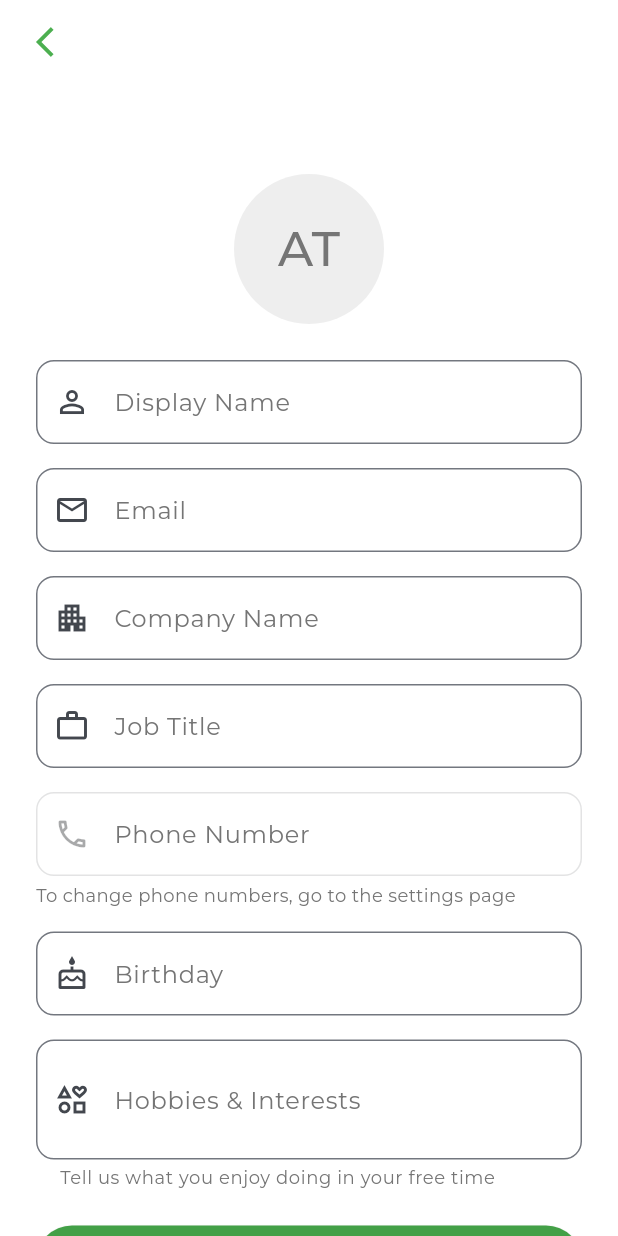
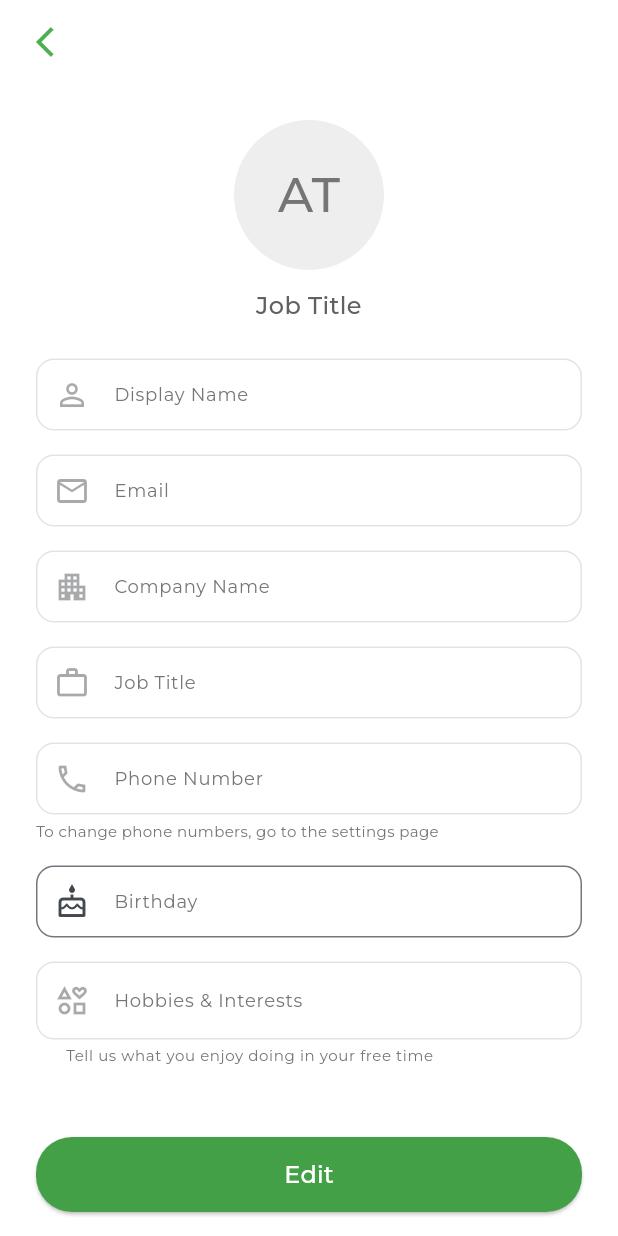
Before and after one commit to adrieltanyahoo/my_flutter_app, a Flutter app: the ProfileSettingsPage screen opened by its route, on a phone screen of 412 x 824 dp. Run offline on Flutter 3.47's test engine with Material 3 defaults, Android fonts, the phone set to English and light mode, and no system bars; our stand-ins replace cloud_firestore, firebase_auth, firebase_core, firebase_storage, google_fonts, image_picker and 4 more; accounts and stored records are empty.

Commit message:
Adjust TextFormField padding to reduce vertical padding for smaller font size

```diff
--- a/lib/pages/settings/profile_settings_page.dart
+++ b/lib/pages/settings/profile_settings_page.dart
@@ -25,13 +25,16 @@ class _ProfileSettingsPageState extends State<ProfileSettingsPage> {
   DateTime? _birthday;
   String? _birthdayString;
   String? _avatarPath;
+  String? _profileAvatarUrl;
   bool _isLoading = false;
   bool _isFetching = false;
+  bool _isEditing = false;
 
   @override
   void initState() {
     super.initState();
     _loadProfile();
+    _isEditing = false;
   }
 
   Future<void> _loadProfile() async {
@@ -47,6 +50,7 @@ class _ProfileSettingsPageState extends State<ProfileSettingsPage> {
           _phoneController.text = profile.phone;
           _hobbiesController.text = profile.hobbies ?? '';
           _avatarPath = null;
+          _profileAvatarUrl = profile.avatarUrl;
           if (profile.birthday != null) {
             _birthdayString = profile.birthday;
             _birthday = DateTime.tryParse(profile.birthday!);
@@ -57,7 +61,7 @@ class _ProfileSettingsPageState extends State<ProfileSettingsPage> {
       if (mounted) {
         ScaffoldMessenger.of(context).showSnackBar(
           SnackBar(
-            content: Text('Failed to load profile. Please check your connection.', style: GoogleFonts.montserrat()),
+            content: Text('Failed to load profile. Please check your connection.', style: GoogleFonts.montserrat(fontSize: 12)),
             backgroundColor: Colors.red,
           ),
         );
@@ -78,6 +82,15 @@ class _ProfileSettingsPageState extends State<ProfileSettingsPage> {
     }
   }
 
+  ImageProvider<Object>? _getAvatarImage() {
+    if (_avatarPath != null) {
+      return FileImage(File(_avatarPath!));
+    } else if (_profileAvatarUrl != null && _profileAvatarUrl!.isNotEmpty) {
+      return NetworkImage(_profileAvatarUrl!);
+    }
+    return null;
+  }
+
   Future<void> _saveProfile() async {
     if (!_formKey.currentState!.validate() || _isLoading) return;
     setState(() => _isLoading = true);
@@ -92,7 +105,7 @@ class _ProfileSettingsPageState extends State<ProfileSettingsPage> {
           if (mounted) {
             ScaffoldMessenger.of(context).showSnackBar(
               SnackBar(
-                content: Text('Failed to upload avatar. Please try again.', style: GoogleFonts.montserrat()),
+                content: Text('Failed to upload avatar. Please try again.', style: GoogleFonts.montserrat(fontSize: 12)),
                 backgroundColor: Colors.red,
               ),
             );
@@ -119,16 +132,20 @@ class _ProfileSettingsPageState extends State<ProfileSettingsPage> {
       if (mounted) {
         ScaffoldMessenger.of(context).showSnackBar(
           SnackBar(
-            content: Text('Profile updated!', style: GoogleFonts.montserrat()),
+            content: Text('Profile updated!', style: GoogleFonts.montserrat(fontSize: 12)),
             backgroundColor: Colors.green[600],
           ),
         );
+        setState(() {
+          _isEditing = false;
+        });
+        await _loadProfile();
       }
     } catch (e, st) {
       if (mounted) {
         ScaffoldMessenger.of(context).showSnackBar(
           SnackBar(
-            content: Text('Failed to update profile. Please try again.', style: GoogleFonts.montserrat()),
+            content: Text('Failed to update profile. Please try again.', style: GoogleFonts.montserrat(fontSize: 12)),
             backgroundColor: Colors.red,
           ),
         );
@@ -164,17 +181,15 @@ class _ProfileSettingsPageState extends State<ProfileSettingsPage> {
                   child: Column(
                     crossAxisAlignment: CrossAxisAlignment.stretch,
                     children: [
-                      const SizedBox(height: 60),
+                      const SizedBox(height: 24),
                       Center(
                         child: GestureDetector(
-                          onTap: _pickAvatar,
+                          onTap: _isEditing ? _pickAvatar : null,
                           child: CircleAvatar(
                             radius: 50,
                             backgroundColor: Colors.grey[200],
-                            backgroundImage: _avatarPath != null
-                              ? FileImage(File(_avatarPath!))
-                              : null,
-                            child: _avatarPath == null
+                            backgroundImage: _getAvatarImage(),
+                            child: (_avatarPath == null && (_profileAvatarUrl == null || _profileAvatarUrl!.isEmpty))
                                 ? Text(
                                     _nameController.text.isNotEmpty
                                         ? _nameController.text.trim().split(' ').map((e) => e[0]).take(2).join().toUpperCase()
@@ -185,16 +200,31 @@ class _ProfileSettingsPageState extends State<ProfileSettingsPage> {
                           ),
                         ),
                       ),
+                      const SizedBox(height: 12),
+                      Center(
+                        child: Text(
+                          (_jobTitleController.text.isNotEmpty ? _jobTitleController.text : 'Job Title') +
+                            (_companyController.text.isNotEmpty ? ' at ${_companyController.text}' : ''),
+                          style: GoogleFonts.montserrat(fontSize: 16, color: Colors.grey[700], fontWeight: FontWeight.w500),
+                          textAlign: TextAlign.center,
+                        ),
+                      ),
                       const SizedBox(height: 24),
                       TextFormField(
                         controller: _nameController,
+                        enabled: _isEditing,
+                        style: GoogleFonts.montserrat(fontSize: 12),
                         decoration: InputDecoration(
                           labelText: 'Display Name',
-                          labelStyle: GoogleFonts.montserrat(color: Colors.grey[600]),
+                          labelStyle: GoogleFonts.montserrat(fontSize: 12, color: Colors.grey[600]),
                           prefixIcon: const Icon(Icons.person_outline),
                           border: OutlineInputBorder(
                             borderRadius: BorderRadius.circular(12),
                           ),
+                          hintText: 'Enter your name',
+                          hintStyle: GoogleFonts.montserrat(fontSize: 10, color: Colors.grey[400]),
+                          helperText: null,
+                          contentPadding: const EdgeInsets.symmetric(horizontal: 16, vertical: 8),
                         ),
                         validator: (value) {
                           if (value == null || value.isEmpty) {
@@ -206,60 +236,72 @@ class _ProfileSettingsPageState extends State<ProfileSettingsPage> {
                       const SizedBox(height: 16),
                       TextFormField(
                         controller: _emailController,
+                        enabled: _isEditing,
+                        style: GoogleFonts.montserrat(fontSize: 12),
                         decoration: InputDecoration(
                           labelText: 'Email',
-                          labelStyle: GoogleFonts.montserrat(color: Colors.grey[600]),
+                          labelStyle: GoogleFonts.montserrat(fontSize: 12, color: Colors.grey[600]),
                           prefixIcon: const Icon(Icons.email_outlined),
                           border: OutlineInputBorder(
                             borderRadius: BorderRadius.circular(12),
                           ),
+                          contentPadding: const EdgeInsets.symmetric(horizontal: 16, vertical: 8),
                         ),
                       ),
                       const SizedBox(height: 16),
                       TextFormField(
                         controller: _companyController,
+                        enabled: _isEditing,
+                        style: GoogleFonts.montserrat(fontSize: 12),
                         decoration: InputDecoration(
                           labelText: 'Company Name',
-                          labelStyle: GoogleFonts.montserrat(color: Colors.grey[600]),
+                          labelStyle: GoogleFonts.montserrat(fontSize: 12, color: Colors.grey[600]),
                           prefixIcon: const Icon(Icons.apartment_outlined),
                           border: OutlineInputBorder(
                             borderRadius: BorderRadius.circular(12),
                           ),
+                          contentPadding: const EdgeInsets.symmetric(horizontal: 16, vertical: 8),
                         ),
                       ),
                       const SizedBox(height: 16),
                       TextFormField(
                         controller: _jobTitleController,
+                        enabled: _isEditing,
+                        style: GoogleFonts.montserrat(fontSize: 12),
                         decoration: InputDecoration(
                           labelText: 'Job Title',
-                          labelStyle: GoogleFonts.montserrat(color: Colors.grey[600]),
+                          labelStyle: GoogleFonts.montserrat(fontSize: 12, color: Colors.grey[600]),
                           prefixIcon: const Icon(Icons.work_outline),
                           border: OutlineInputBorder(
                             borderRadius: BorderRadius.circular(12),
                           ),
+                          contentPadding: const EdgeInsets.symmetric(horizontal: 16, vertical: 8),
                         ),
                       ),
                       const SizedBox(height: 16),
                       TextFormField(
                         controller: _phoneController,
                         enabled: false,
+                        style: GoogleFonts.montserrat(fontSize: 12),
                         decoration: InputDecoration(
                           labelText: 'Phone Number',
-                          labelStyle: GoogleFonts.montserrat(color: Colors.grey[600]),
+                          labelStyle: GoogleFonts.montserrat(fontSize: 12, color: Colors.grey[600]),
                           prefixIcon: const Icon(Icons.phone_outlined),
                           border: OutlineInputBorder(
                             borderRadius: BorderRadius.circular(12),
                           ),
+                          contentPadding: const EdgeInsets.symmetric(horizontal: 16, vertical: 8),
                         ),
                       ),
                       const SizedBox(height: 4),
                       Text(
                         'To change phone numbers, go to the settings page',
-                        style: GoogleFonts.montserrat(fontSize: 12, color: Colors.grey[600]),
+                        style: GoogleFonts.montserrat(fontSize: 10, color: Colors.grey[600]),
                       ),
                       const SizedBox(height: 16),
                       GestureDetector(
-                        onTap: () async {
+                        onTap: _isEditing
+                            ? () async {
                                 FocusScope.of(context).unfocus();
                                 final now = DateTime.now();
                                 final initialDate = _birthday ?? DateTime(now.year - 18, now.month, now.day);
@@ -292,19 +334,25 @@ class _ProfileSettingsPageState extends State<ProfileSettingsPage> {
                                     _birthdayString = picked.toIso8601String().split('T')[0];
                                   });
                                 }
-                        },
+                              }
+                            : null,
                         child: AbsorbPointer(
+                          absorbing: !_isEditing,
                           child: TextFormField(
                             controller: TextEditingController(text: _birthday != null ? _birthdayString : ''),
                             readOnly: true,
+                            style: GoogleFonts.montserrat(fontSize: 12),
                             decoration: InputDecoration(
                               labelText: 'Birthday',
-                              labelStyle: GoogleFonts.montserrat(color: Colors.grey[600]),
+                              labelStyle: GoogleFonts.montserrat(fontSize: 12, color: Colors.grey[600]),
                               prefixIcon: const Icon(Icons.cake_outlined),
                               border: OutlineInputBorder(
                                 borderRadius: BorderRadius.circular(12),
                               ),
                               hintText: 'Select your birthday',
+                              hintStyle: GoogleFonts.montserrat(fontSize: 10, color: Colors.grey[400]),
+                              helperText: null,
+                              contentPadding: const EdgeInsets.symmetric(horizontal: 16, vertical: 8),
                             ),
                             validator: (value) {
                               if (_birthday == null) {
@@ -318,25 +366,47 @@ class _ProfileSettingsPageState extends State<ProfileSettingsPage> {
                       const SizedBox(height: 16),
                       TextFormField(
                         controller: _hobbiesController,
+                        enabled: _isEditing,
+                        style: GoogleFonts.montserrat(fontSize: 12),
                         maxLines: 2,
                         decoration: InputDecoration(
                           labelText: 'Hobbies & Interests',
-                          labelStyle: GoogleFonts.montserrat(color: Colors.grey[600]),
+                          labelStyle: GoogleFonts.montserrat(fontSize: 12, color: Colors.grey[600]),
                           prefixIcon: const Icon(Icons.interests_outlined),
                           border: OutlineInputBorder(
                             borderRadius: BorderRadius.circular(12),
                           ),
                           hintText: 'Share your hobbies and interests',
-                          hintStyle: GoogleFonts.montserrat(color: Colors.grey[400]),
+                          hintStyle: GoogleFonts.montserrat(fontSize: 10, color: Colors.grey[400]),
                           helperText: 'Tell us what you enjoy doing in your free time',
-                          helperStyle: GoogleFonts.montserrat(color: Colors.grey[600]),
+                          helperStyle: GoogleFonts.montserrat(fontSize: 10, color: Colors.grey[600]),
+                          contentPadding: const EdgeInsets.symmetric(horizontal: 16, vertical: 8),
                         ),
                       ),
                       const SizedBox(height: 24),
-                      SizedBox(
+                    ],
+                  ),
+                ),
+              ),
+            ),
+      ),
+      bottomNavigationBar: SafeArea(
+        child: Padding(
+          padding: const EdgeInsets.fromLTRB(24, 0, 24, 16),
+          child: SizedBox(
             height: 50,
             child: ElevatedButton(
-                          onPressed: _isLoading ? null : _saveProfile,
+              onPressed: _isLoading
+                  ? null
+                  : () {
+                      if (_isEditing) {
+                        _saveProfile();
+                      } else {
+                        setState(() {
+                          _isEditing = true;
+                        });
+                      }
+                    },
               style: ElevatedButton.styleFrom(
                 backgroundColor: Colors.green[600],
                 foregroundColor: Colors.white,
@@ -354,16 +424,11 @@ class _ProfileSettingsPageState extends State<ProfileSettingsPage> {
                       ),
                     )
                   : Text(
-                                  'Save Changes',
+                      _isEditing ? 'Save' : 'Edit',
                       style: GoogleFonts.montserrat(
                         fontSize: 16,
                         fontWeight: FontWeight.w500,
                       ),
-                                ),
-                        ),
-                      ),
-                      const SizedBox(height: 24),
-                    ],
                     ),
             ),
           ),
```
Lines whose indentation alone changed are shown as unchanged.
